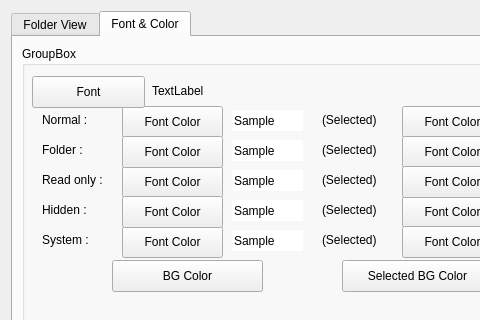
This is optiondialog.ui in haraki/farman as Qt 5 draws it before an edit; both pictures show x 0 to 480 and y 0 to 320 of the 663 by 547 pixel window. The edited form follows.
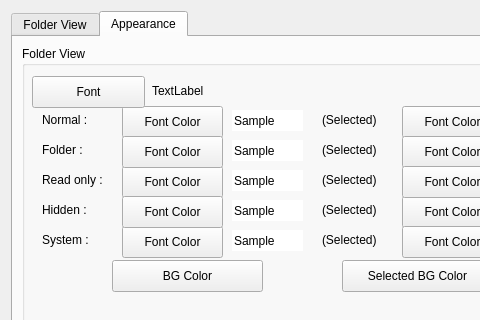
This is the edited form.

Commit message: renamed(Font And Color -> Appearance)

Patch:
```diff
--- a/optiondialog.ui
+++ b/optiondialog.ui
@@ -369,13 +369,13 @@
      </widget>
      <widget class="QWidget" name="fontAndColorTab">
       <attribute name="title">
-       <string>Font &amp;&amp; Color</string>
+       <string>Appearance</string>
       </attribute>
       <layout class="QVBoxLayout" name="verticalLayout_4">
        <item>
         <widget class="QGroupBox" name="groupBox">
          <property name="title">
-          <string>GroupBox</string>
+          <string>Folder View</string>
          </property>
          <widget class="QLineEdit" name="fontAndColorFolderViewSystemSelectedLineEdit">
           <property name="geometry">
```
Left out of the diff: 72 changed lines with no effect on the pictures. The commit also changes 2 other files.
